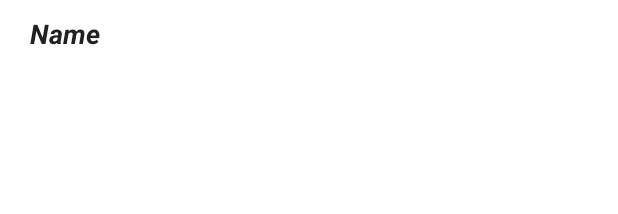
After one commit to Chinese-Dragon/Wildlife-Collector, an Android app: the layout emailentry_dialog_fragment.xml on its own in the app's theme, with its tools: preview values and no code run, on a phone screen of 412 x 824 dp. The commit adds this screen. Shown: the top 214 px of the screen. Run offline under Robolectric (Android 15) with nearby library versions, the phone set to English and light mode, and no system bars.

Commit message:
Email Entry Code, Not Finished

```diff
--- a/CodeBase/wildlife/app/build.gradle
+++ b/CodeBase/wildlife/app/build.gradle
@@ -21,7 +21,7 @@ android {
 }
 
 dependencies {
-    compile fileTree(dir: 'libs', include: ['*.jar'])
+    compile fileTree(include: ['*.jar'], dir: 'libs')
     androidTestCompile('com.android.support.test.espresso:espresso-core:2.2.2', {
         exclude group: 'com.android.support', module: 'support-annotations'
     })
@@ -37,4 +37,7 @@ dependencies {
     testCompile 'junit:junit:4.12'
     compile 'com.prolificinteractive:material-calendarview:1.4.3'
     compile 'com.hudomju:swipe-to-dismiss-undo:1.0'
+    compile files('libs/super-csv-2.4.0.jar')
+    compile files('libs/super-csv-2.4.0-sources.jar')
+    compile files('libs/super-csv-2.4.0-javadoc.jar')
 }
--- a/CodeBase/wildlife/app/src/main/AndroidManifest.xml
+++ b/CodeBase/wildlife/app/src/main/AndroidManifest.xml
@@ -7,6 +7,8 @@
     <uses-permission android:name="android.permission.ACCESS_FINE_LOCATION" />
     <uses-permission android:name="android.permission.ACCESS_NETWORK_STATE" />
     <uses-permission android:name="android.permission.INTERNET" />
+    <uses-permission android:name="android.permission.WRITE_EXTERNAL_STORAGE" />
+    <uses-permission android:name="android.permission.READ_EXTERNAL_STORAGE" />
 
     <application
         android:allowBackup="true"
--- a/CodeBase/wildlife/app/src/main/java/edu/drury/mcs/wildlife/Fragment/EmailDialog.java
+++ b/CodeBase/wildlife/app/src/main/java/edu/drury/mcs/wildlife/Fragment/EmailDialog.java
@@ -6,7 +6,11 @@ import android.app.AlertDialog;
 import android.app.Dialog;
 import android.content.Context;
 import android.content.Intent;
+import android.database.Cursor;
+import android.database.sqlite.SQLiteDatabase;
+import android.net.Uri;
 import android.os.Bundle;
+import android.os.Environment;
 import android.support.annotation.NonNull;
 import android.support.v4.app.DialogFragment;
 import android.support.v4.app.Fragment;
@@ -17,7 +21,18 @@ import android.view.inputmethod.InputMethodManager;
 import android.widget.Button;
 import android.widget.EditText;
 
+import org.supercsv.io.CsvMapWriter;
+import org.supercsv.io.ICsvMapWriter;
+import org.supercsv.prefs.CsvPreference;
+
+import java.io.Console;
+import java.io.File;
+import java.io.FileWriter;
+import java.io.IOException;
+import java.util.HashMap;
+
 import edu.drury.mcs.wildlife.Activity.CreateCollection;
+import edu.drury.mcs.wildlife.DB.wildlifeDBHandler;
 import edu.drury.mcs.wildlife.JavaClass.CollectionObj;
 import edu.drury.mcs.wildlife.JavaClass.Message;
 import edu.drury.mcs.wildlife.R;
@@ -33,9 +48,22 @@ public class EmailDialog extends DialogFragment {
     private AlertDialog.Builder dialogBuilder;
     private LayoutInflater inflater;
     private View dialog_view;
-    private Button cancel, create;
+    private Button cancel, send;
     private EditText editText;
     private Context context;
+
+    public HashMap<String, Object> getANSWER() {
+        return ANSWER;
+    }
+
+    public void setANSWER(HashMap<String, Object> ANSWER) {
+        this.ANSWER = ANSWER;
+    }
+
+    private HashMap<String, Object> ANSWER;
+    boolean isAlreadyExist = false;
+    private File file = null;
+    private static final String CSV_HEADER[] = {"EntryName"};
 
     public EmailDialog(Context context) {
         this.context = context;
@@ -44,6 +72,7 @@ public class EmailDialog extends DialogFragment {
     @NonNull
     @Override
     public Dialog onCreateDialog(Bundle savedInstanceState) {
+
         dialogBuilder = new AlertDialog.Builder(getActivity());
 
         //get the layout inflater
@@ -55,7 +84,7 @@ public class EmailDialog extends DialogFragment {
 
         // get hold of edittext, cancel and create button and set behavior
         editText = (EditText) dialog_view.findViewById(R.id.name_collection);
-        create = (Button) dialog_view.findViewById(R.id.create);
+        send = (Button) dialog_view.findViewById(R.id.send_entry);
         cancel = (Button) dialog_view.findViewById(R.id.cancel);
 
         cancel.setOnClickListener(new View.OnClickListener() {
@@ -67,10 +96,23 @@ public class EmailDialog extends DialogFragment {
             }
         });
 
-        create.setOnClickListener(new View.OnClickListener() {
+        send.setOnClickListener(new View.OnClickListener() {
             @Override
             public void onClick(View view) {
-                CollectionObj currentCollection = new CollectionObj();
+                //Generate CSV and save on phone
+                exportDBToCSV();
+
+                Intent sendIntent = new Intent();
+                sendIntent.setAction(Intent.ACTION_SEND);
+                sendIntent.putExtra(Intent.EXTRA_STREAM, Uri.parse("file://" + Environment.getExternalStorageDirectory()
+                                + "/" + "Android/data/" + context.getPackageName().toString() + "/CSV.csv"));
+                //sendIntent.putExtra(Intent.EXTRA_TEXT, "This is my text to send.");
+                sendIntent.setType("text/csv");
+                startActivity(Intent.createChooser(sendIntent, "Send mail..."));
+
+                //Send intent with CSV file to send to another app (i.e. Outlook Email)
+
+                /*CollectionObj currentCollection = new CollectionObj();
                 String collection_name = editText.getText().toString().trim();
                 Log.i(TAG,collection_name);
                 if(!collection_name.equals("")) {
@@ -85,10 +127,82 @@ public class EmailDialog extends DialogFragment {
                 } else {
                     Message.showMessage(context,"Collection Name is required");
                 }
-
+*/
             }
         });
 
         return dialogBuilder.create();
     }
+
+    private void exportDBToCSV() {
+
+        //setANSWER("Entry1", CSV_HEADER[0]);
+        //ANSWER.put(CSV_HEADER[0], "Entry1");
+        fileHandler();
+        writeDataOnCSV();
+
+        /*File dbFile = context.getDatabasePath("wildlife.db");
+        wildlifeDBHandler dbhelper = new wildlifeDBHandler(context);
+        File exportDir = new File(Environment.getExternalStorageDirectory(), "");
+        if (!exportDir.exists()) {
+            exportDir.mkdirs();
+        }
+
+        File file = new File(exportDir, "collectionEntry.csv");
+        try {
+            file.createNewFile();
+            CSVWriter csvWrite = new CSVWriter(new FileWriter(file));
+            SQLiteDatabase db = dbhelper.getReadableDatabase();
+            Cursor curCSV = db.rawQuery("SELECT * FROM contacts", null);
+            csvWrite.writeNext(curCSV.getColumnNames());
+            while (curCSV.moveToNext()) {
+                //Which column you want to exprort
+                String arrStr[] = {curCSV.getString(0), curCSV.getString(1), curCSV.getString(2)};
+                csvWrite.writeNext(arrStr);
+            }
+            csvWrite.close();
+            curCSV.close();
+        } catch (Exception sqlEx) {
+            Log.e("MainActivity", sqlEx.getMessage(), sqlEx);
+        }*/
+    }
+
+    private void fileHandler() {
+        File mainDir = new File(Environment.getExternalStorageDirectory() + "/" + "Android/data/" +
+                context.getPackageName().toString());
+
+        if (!mainDir.exists()) {
+            mainDir.mkdir();
+        }
+
+        file = new File(mainDir + "/" + "CSV.csv");
+
+        if (!file.exists()) {
+            isAlreadyExist = true;
+        }
+    }
+
+    private void writeDataOnCSV() {
+        ICsvMapWriter mapWriter = null;
+        try {
+            mapWriter = new CsvMapWriter(new FileWriter(file, true), CsvPreference.STANDARD_PREFERENCE);
+
+            if (isAlreadyExist) {
+                mapWriter.writeHeader(CSV_HEADER);
+            }
+
+            mapWriter.write(getANSWER(), CSV_HEADER);
+        } catch (IOException e) {
+            e.printStackTrace();
+        } finally {
+            if (mapWriter != null) {
+                try {
+                    mapWriter.close();
+                } catch (IOException e) {
+                    e.printStackTrace();
+                }
+            }
+        }
+    }
+
 }
--- a/CodeBase/wildlife/app/src/main/res/layout/email_dialog_fragment.xml
+++ b/CodeBase/wildlife/app/src/main/res/layout/email_dialog_fragment.xml
@@ -36,14 +36,14 @@
         android:hint="Name new entry"/>
 
     <Button
-        android:id="@+id/create"
+        android:id="@+id/send_entry"
         style="?android:attr/borderlessButtonStyle"
         android:layout_width="wrap_content"
         android:layout_height="wrap_content"
         android:layout_alignParentRight="true"
         android:layout_below="@id/name_collection"
         android:layout_marginRight="24dp"
-        android:text="CREATE" />
+        android:text="SEND" />
 
     <Button
         android:id="@+id/cancel"
@@ -51,9 +51,9 @@
         android:layout_width="wrap_content"
         android:layout_height="wrap_content"
         android:text="CANCEL"
-        android:layout_alignBaseline="@+id/create"
-        android:layout_alignBottom="@+id/create"
-        android:layout_toLeftOf="@+id/create"
-        android:layout_toStartOf="@+id/create" />
+        android:layout_alignBaseline="@+id/send_entry"
+        android:layout_alignBottom="@+id/send_entry"
+        android:layout_toLeftOf="@+id/send_entry"
+        android:layout_toStartOf="@+id/send_entry" />
 
 </RelativeLayout>
--- /dev/null
+++ b/CodeBase/wildlife/app/src/main/res/layout/emailentry_dialog_fragment.xml
@@ -0,0 +1,249 @@
+<?xml version="1.0" encoding="utf-8"?>
+<FrameLayout android:layout_width="match_parent"
+    android:layout_height="wrap_content"
+    android:id="@+id/lyt_container"
+    xmlns:android="http://schemas.android.com/apk/res/android"
+    android:background="@color/colorAccent">
+    <!--android:clickable="true"-->
+    <!--android:focusable="true"-->
+    <!--android:background="?attr/selectableItemBackground"-->
+
+    <RelativeLayout
+        android:id="@+id/sc_view"
+        android:layout_width="match_parent"
+        android:layout_height="wrap_content"
+        android:paddingLeft="20dp"
+        android:background="@color/colorBackground">
+
+        <LinearLayout
+            android:id="@+id/content"
+            android:layout_width="match_parent"
+            android:layout_height="wrap_content"
+            android:paddingTop="10dp"
+            android:paddingBottom="10dp"
+            android:orientation="vertical"
+            android:layout_centerVertical="true">
+
+            <LinearLayout
+                android:layout_width="match_parent"
+                android:layout_height="match_parent"
+                android:orientation="horizontal"
+                android:weightSum="10"
+                android:layout_marginBottom="10dp">
+
+                <TextView
+                    android:id="@+id/entry_name"
+                    android:layout_width="wrap_content"
+                    android:layout_height="wrap_content"
+                    android:layout_weight="9"
+                    android:text="Name"
+                    android:textColor="@color/colorPrimaryText"
+                    android:textSize="18sp"
+                    android:textStyle="bold|italic" />
+
+                <!--<ImageButton
+                    android:id="@+id/edit"
+                    android:layout_width="wrap_content"
+                    android:layout_height="match_parent"
+                    android:background="?attr/selectableItemBackgroundBorderless"
+                    android:src="@drawable/ic_more_vert"
+                    android:tint="@android:color/darker_gray"
+                    android:layout_weight="1"/>-->
+
+            </LinearLayout>
+
+
+
+            <!--<LinearLayout
+                android:layout_width="match_parent"
+                android:layout_height="wrap_content"
+                android:orientation="horizontal"
+                android:weightSum="10">
+
+                <TextView
+                    android:layout_width="wrap_content"
+                    android:layout_height="wrap_content"
+                    android:paddingRight="5dp"
+                    android:text="Capture:" />
+
+                <TextView
+                    android:id="@+id/num_capture"
+                    android:layout_width="wrap_content"
+                    android:layout_height="wrap_content"
+                    android:text="0"
+                    android:textColor="@android:color/holo_orange_dark"
+                    android:textStyle="bold" />
+
+                <android.support.v4.widget.Space
+                    android:layout_width="wrap_content"
+                    android:layout_height="wrap_content"
+                    android:layout_weight="2"/>
+
+                <TextView
+                    android:layout_width="wrap_content"
+                    android:layout_height="wrap_content"
+                    android:paddingRight="5dp"
+                    android:text="Remove:" />
+
+                <TextView
+                    android:id="@+id/num_remove"
+                    android:layout_width="wrap_content"
+                    android:layout_height="wrap_content"
+                    android:text="0"
+                    android:textColor="@color/colorPrimary"
+                    android:textStyle="bold" />
+
+                <android.support.v4.widget.Space
+                    android:layout_width="wrap_content"
+                    android:layout_height="wrap_content"
+                    android:layout_weight="2"/>
+
+                <TextView
+                    android:layout_width="wrap_content"
+                    android:layout_height="wrap_content"
+                    android:paddingRight="5dp"
+                    android:text="Release:"
+                    android:textAllCaps="false" />
+
+                <TextView
+                    android:id="@+id/num_release"
+                    android:layout_width="wrap_content"
+                    android:layout_height="wrap_content"
+                    android:text="0"
+                    android:textColor="@color/colorAccent"
+                    android:textStyle="bold" />
+
+                <android.support.v4.widget.Space
+                    android:layout_width="wrap_content"
+                    android:layout_height="wrap_content"
+                    android:layout_weight="2"/>
+
+            </LinearLayout>
+
+            <LinearLayout
+                android:layout_width="match_parent"
+                android:layout_height="wrap_content"
+                android:orientation="horizontal">
+
+                <TextView
+                    android:layout_width="wrap_content"
+                    android:layout_height="match_parent"
+                    android:paddingRight="10dp"
+                    android:text="Band Number: " />
+
+                <TextView
+                    android:id="@+id/band_num"
+                    android:layout_width="wrap_content"
+                    android:layout_height="match_parent"
+                    android:text="number"
+                    android:textColor="@color/colorPrimary"
+                    android:textStyle="bold" />
+            </LinearLayout>
+
+            <LinearLayout
+                android:layout_width="match_parent"
+                android:layout_height="wrap_content"
+                android:orientation="horizontal">
+
+                <TextView
+                    android:layout_width="wrap_content"
+                    android:layout_height="match_parent"
+                    android:paddingRight="10dp"
+                    android:text="Is specimen retained: " />
+
+                <TextView
+                    android:id="@+id/specimen"
+                    android:layout_width="wrap_content"
+                    android:layout_height="match_parent"
+                    android:text="Yes"
+                    android:textColor="@color/colorPrimary"
+                    android:textStyle="bold" />
+            </LinearLayout>
+
+            <LinearLayout
+                android:layout_width="match_parent"
+                android:layout_height="wrap_content"
+                android:orientation="horizontal">
+
+                <TextView
+                    android:layout_width="wrap_content"
+                    android:layout_height="match_parent"
+                    android:paddingRight="10dp"
+                    android:text="Is tissue/blood sample takend: " />
+
+                <TextView
+                    android:id="@+id/blood"
+                    android:layout_width="wrap_content"
+                    android:layout_height="match_parent"
+                    android:text="Yes"
+                    android:textColor="@color/colorPrimary"
+                    android:textStyle="bold" />
+            </LinearLayout>
+
+            <LinearLayout
+                android:layout_width="match_parent"
+                android:layout_height="wrap_content"
+                android:orientation="horizontal">
+
+                <TextView
+                    android:layout_width="wrap_content"
+                    android:layout_height="match_parent"
+                    android:paddingRight="10dp"
+                    android:text="Status:" />
+
+                <TextView
+                    android:id="@+id/status"
+                    android:layout_width="wrap_content"
+                    android:layout_height="match_parent"
+                    android:text="Released"
+                    android:textColor="@color/colorPrimary"
+                    android:textStyle="bold" />
+            </LinearLayout>-->
+
+        </LinearLayout>
+
+        <!--<View
+            android:id="@+id/divider"
+            android:layout_width="match_parent"
+            android:layout_height="0.5dp"
+            android:background="@android:color/darker_gray"
+            android:layout_below="@id/content"
+            android:layout_toRightOf="@id/species_image"
+            android:visibility="visible"/>-->
+
+    </RelativeLayout>
+
+    <LinearLayout
+        android:layout_width="match_parent"
+        android:layout_height="match_parent"
+        android:orientation="horizontal"
+        android:visibility="gone"
+        android:paddingLeft="20dp"
+        android:paddingRight="10dp"
+        android:weightSum="3">
+
+        <TextView
+            android:layout_width="0dp"
+            android:layout_height="match_parent"
+            android:id="@+id/txt_delete"
+            android:gravity="center_vertical"
+            android:text="@string/deleted"
+            android:clickable="false"
+            android:layout_weight="2"
+            android:hapticFeedbackEnabled="true"
+            android:textColor="@color/colorBackground"/>
+
+        <TextView
+            android:id="@+id/txt_undo"
+            android:layout_width="0dp"
+            android:layout_height="match_parent"
+            android:layout_weight="1"
+            android:clickable="false"
+            android:gravity="center"
+            android:text="@string/undo"
+            android:textColor="@color/colorBackground"
+            android:textStyle="bold" />
+
+    </LinearLayout>
+
+</FrameLayout>
```
Also changed, not shown: CodeBase/wildlife/app/libs/super-csv-2.4.0-javadoc.jar (added), CodeBase/wildlife/app/libs/super-csv-2.4.0-sources.jar (added), CodeBase/wildlife/app/libs/super-csv-2.4.0.jar (added).
